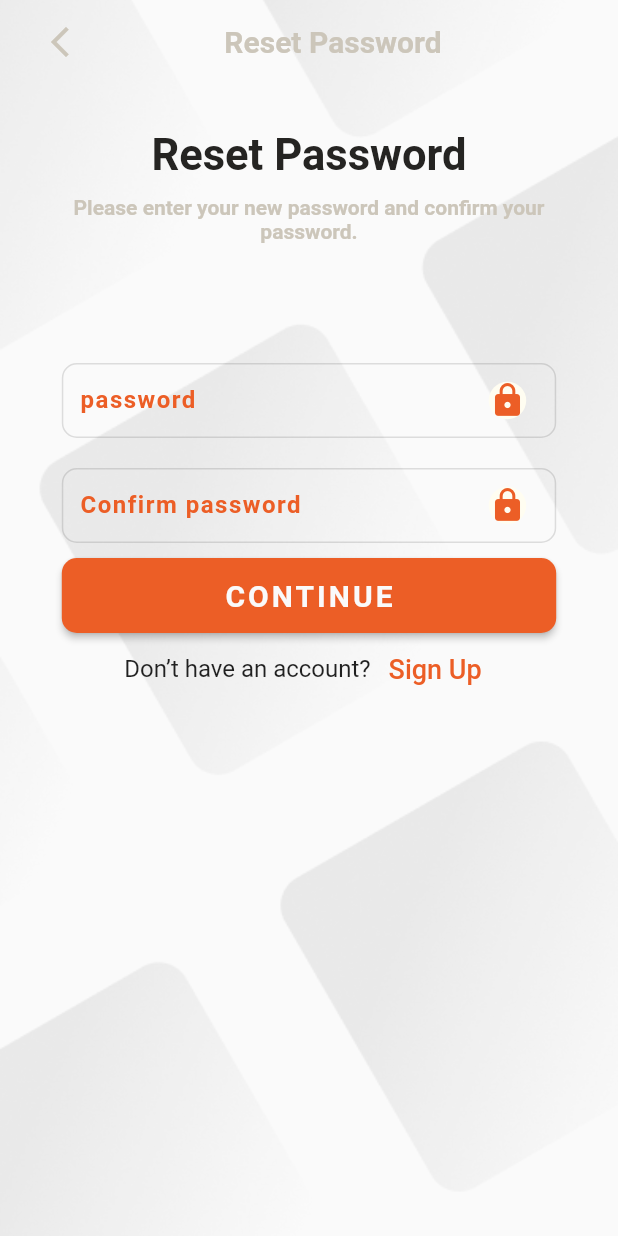
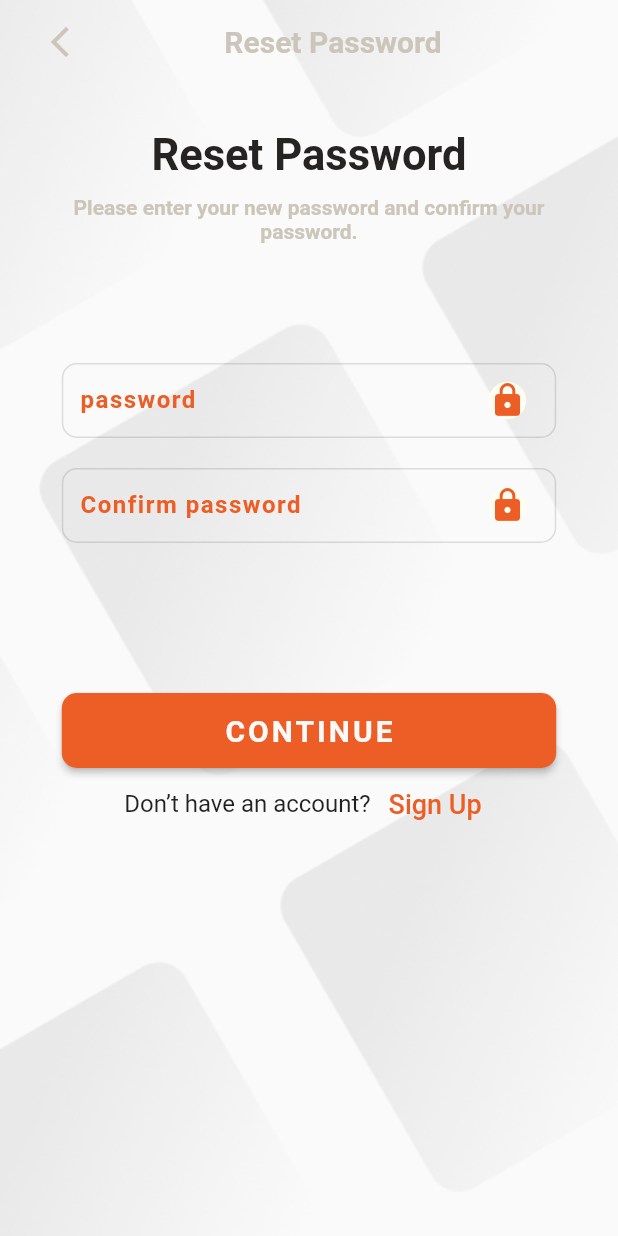
Before and after one commit to RatchanonKhampho/EvStationFinder, a Flutter app: the CreatePassword screen opened directly, on a phone screen of 412 x 824 dp. Run offline on Flutter 3.47's test engine with Material 2 defaults, Android fonts, the phone set to English and light mode, and no system bars; our stand-ins replace cloud_firestore, connectivity_plus, country_picker, firebase_auth, firebase_core, font_awesome_flutter and 9 more; missing offline and left inert: flutter_facebook_auth; accounts and stored records are empty.

Commit message:
Revert "UI"
This reverts commit 63b223b84bf459285e32200766ee1ed8c2c98949.

```diff
--- a/lib/screens/create_password.dart
+++ b/lib/screens/create_password.dart
@@ -102,7 +102,7 @@ class _CreatePasswordState extends State<CreatePassword> {
                         ],
                       ),
                     ),
-                    SizedBox(height: 10),
+                    SizedBox(height: 100),
                     Container(
                       width: MediaQuery.of(context).size.width * 0.8,
                       child: Column(
```
